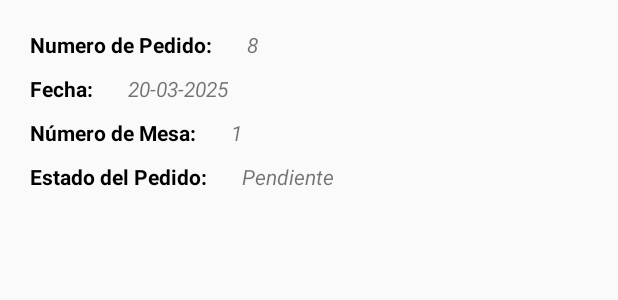
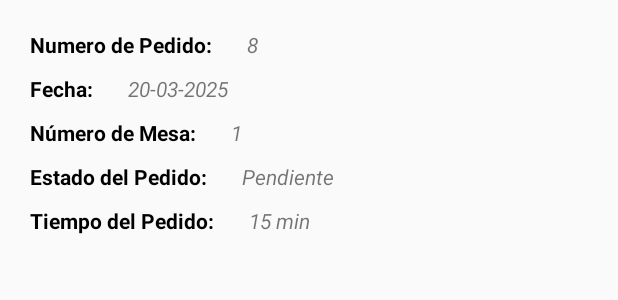
Before and after one commit to Alejo27052022/mobile-maravilla, an Android app built with Jetpack Compose: the layout mis_pedidos_list.xml on its own in the app's theme, with its tools: preview values and no code run, on a phone screen of 412 x 824 dp. Shown: the top 300 px of the screen. Run offline under Robolectric (Android 15) with nearby library versions, the phone set to English and light mode, and no system bars.

Commit message:
feat: Modificacion de Tiempo de Pedido

```diff
--- a/app/src/main/res/layout/mis_pedidos_list.xml
+++ b/app/src/main/res/layout/mis_pedidos_list.xml
@@ -110,6 +110,31 @@
 
         </LinearLayout>
 
+        <LinearLayout
+            android:layout_width="wrap_content"
+            android:layout_height="wrap_content"
+            android:orientation="horizontal"
+            android:layout_marginBottom="10dp">
+
+            <TextView
+                android:layout_width="wrap_content"
+                android:layout_height="wrap_content"
+                android:text="Tiempo del Pedido: "
+                android:textColor="@color/black"
+                android:textStyle="bold"
+                android:textSize="14sp"
+                android:layout_marginEnd="20dp"/>
+
+            <TextView
+                android:id="@+id/txt_tiempo_pedido"
+                android:layout_width="wrap_content"
+                android:layout_height="wrap_content"
+                android:textSize="14sp"
+                android:textStyle="italic"
+                android:text="15 min"/>
+
+        </LinearLayout>
+
     </LinearLayout>
 
 </LinearLayout>
```
Also changed, not shown: app/src/main/java/com/example/myapplication/data/platos.kt (line endings or trailing spaces).
